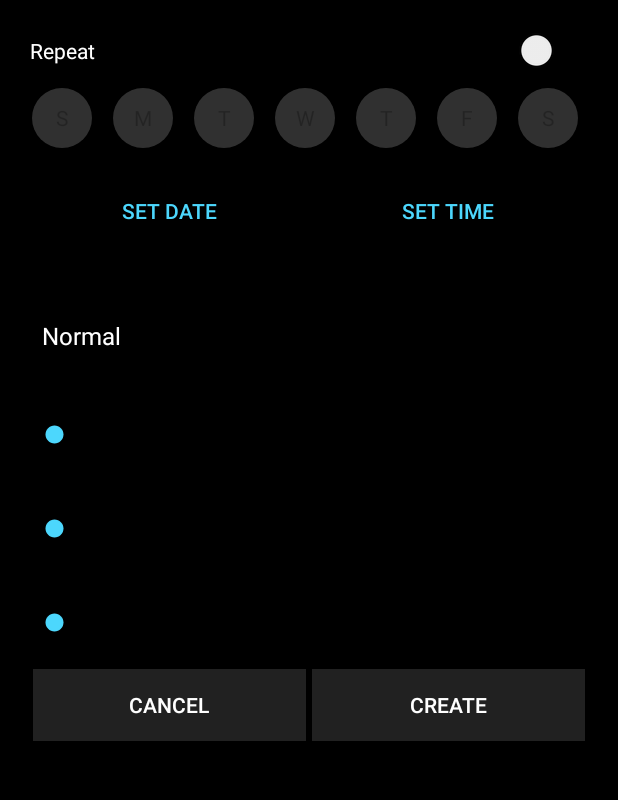
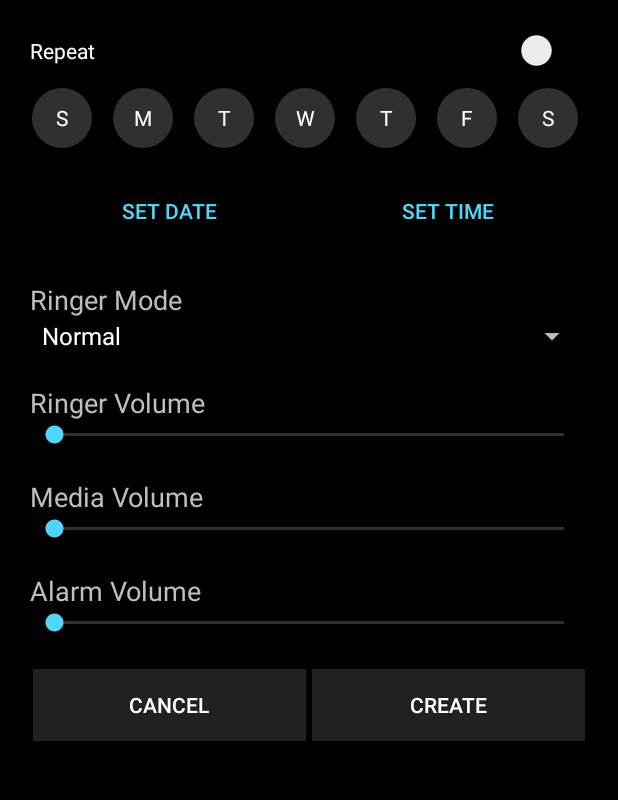
Before and after one commit to SivagurunathanV/AutoSound, an Android app: the AddTriggerActivity screen opened directly, with no data from a screen before it, on a phone screen of 412 x 824 dp, the part 84-884 px from its top. Run offline under Robolectric (Android 15) with nearby library versions, the phone set to English and light mode, and no system bars; libraries missing offline, so code that uses them is left out: com.codetroopers.betterpickers; 4 statements that could not run were skipped.

Commit message:
Modified custom theme for text color primary & secondary | commented custom theming for dropDownList

```diff
--- a/app/src/main/res/layout/content_add_trigger.xml
+++ b/app/src/main/res/layout/content_add_trigger.xml
@@ -49,6 +49,7 @@
                 android:background="@drawable/days_checkbox_bg"
                 android:button="@null"
                 android:gravity="center"
+                android:textColor="@color/colorTextPrimary"
                 android:text="@string/sunday_checkbox_str" />
 
             <CheckBox
@@ -57,6 +58,7 @@
                 android:background="@drawable/days_checkbox_bg"
                 android:button="@null"
                 android:gravity="center"
+                android:textColor="@color/colorTextPrimary"
                 android:text="@string/monday_checkbox_str" />
 
             <CheckBox
@@ -65,6 +67,7 @@
                 android:background="@drawable/days_checkbox_bg"
                 android:gravity="center"
                 android:button="@null"
+                android:textColor="@color/colorTextPrimary"
                 android:text="@string/tuesday_checkbox_str" />
 
             <CheckBox
@@ -73,6 +76,7 @@
                 android:background="@drawable/days_checkbox_bg"
                 android:gravity="center"
                 android:button="@null"
+                android:textColor="@color/colorTextPrimary"
                 android:text="@string/wednesday_checkbox_str" />
 
             <CheckBox
@@ -81,6 +85,7 @@
                 android:background="@drawable/days_checkbox_bg"
                 android:gravity="center"
                 android:button="@null"
+                android:textColor="@color/colorTextPrimary"
                 android:text="@string/thursday_checkbox_str" />
 
             <CheckBox
@@ -89,6 +94,7 @@
                 android:background="@drawable/days_checkbox_bg"
                 android:gravity="center"
                 android:button="@null"
+                android:textColor="@color/colorTextPrimary"
                 android:text="@string/friday_checkbox_str" />
 
             <CheckBox
@@ -97,6 +103,7 @@
                 android:background="@drawable/days_checkbox_bg"
                 android:gravity="center"
                 android:button="@null"
+                android:textColor="@color/colorTextPrimary"
                 android:text="@string/saturday_checkbox_str" />
 
         </com.betadevels.autosound.layouts.AutoSpaceFlowLayout>
--- a/app/src/main/res/layout/trigger_card.xml
+++ b/app/src/main/res/layout/trigger_card.xml
@@ -30,7 +30,7 @@
                     android:textAppearance="?android:attr/textAppearanceMedium"
                     android:text="New Text"
                     android:id="@+id/trigger_date_txt"
-                    android:textColor="@android:color/white"
+                    android:textColor="@color/colorTextPrimary"
                     android:layout_marginBottom="5dp"/>
 
                 <TextView
@@ -39,7 +39,6 @@
                     android:textAppearance="?android:attr/textAppearanceMedium"
                     android:text="New Text"
                     android:id="@+id/trigger_time_txt"
-                    android:textColor="@android:color/darker_gray"
                     android:textSize="@dimen/bp_material_button_textsize"/>
 
             </LinearLayout>
--- a/app/src/main/res/values/colors.xml
+++ b/app/src/main/res/values/colors.xml
@@ -7,4 +7,6 @@
     <color name="colorWindowBackground">#000000</color>
     <color name="colorCardBackground">#000000</color>
     <color name="colorBackground">#303030</color>
+    <color name="colorTextPrimary">#FFFFFF</color>
+    <color name="colorTextSecondary">#bebebe</color>
 </resources>
--- a/app/src/main/res/values/styles.xml
+++ b/app/src/main/res/values/styles.xml
@@ -8,9 +8,10 @@
         <item name="colorAccent">@color/colorAccent</item>
         <item name="android:windowBackground">@color/colorWindowBackground</item>
         <item name="android:colorBackground">@color/colorBackground</item>
-        <item name="android:textColorPrimary">@android:color/white</item>
-        <item name="android:spinnerDropDownItemStyle">@style/mySpinnerItemStyle</item>
-        <item name="android:spinnerItemStyle">@style/mySpinnerItemStyle</item>
+        <item name="android:textColorPrimary">@color/colorTextPrimary</item>
+        <item name="android:textColorSecondary">@color/colorTextSecondary</item>
+        <!--<item name="android:spinnerDropDownItemStyle">@style/mySpinnerItemStyle</item>-->
+        <!--<item name="android:spinnerItemStyle">@style/mySpinnerItemStyle</item>-->
     </style>
 
     <style name="AppTheme.NoActionBar">
@@ -22,8 +23,8 @@
 
     <style name="AppTheme.PopupOverlay" parent="ThemeOverlay.AppCompat.Light"/>
 
-    <style name="mySpinnerItemStyle" parent="@android:style/Widget.Holo.DropDownItem.Spinner">
-        <item name="android:textColor">@android:color/white</item>
-    </style>
+    <!--<style name="mySpinnerItemStyle" parent="@android:style/Widget.Holo.DropDownItem.Spinner">-->
+        <!--<item name="android:textColor">@color/colorTextSecondary</item>-->
+    <!--</style>-->
 
 </resources>
--- a/build.gradle
+++ b/build.gradle
@@ -5,7 +5,7 @@ buildscript {
         jcenter()
     }
     dependencies {
-        classpath 'com.android.tools.build:gradle:1.5.0'
+        classpath 'com.android.tools.build:gradle:2.2.0'
 
         // NOTE: Do not place your application dependencies here; they belong
         // in the individual module build.gradle files
```
Also changed, not shown: gradle/wrapper/gradle-wrapper.properties.
